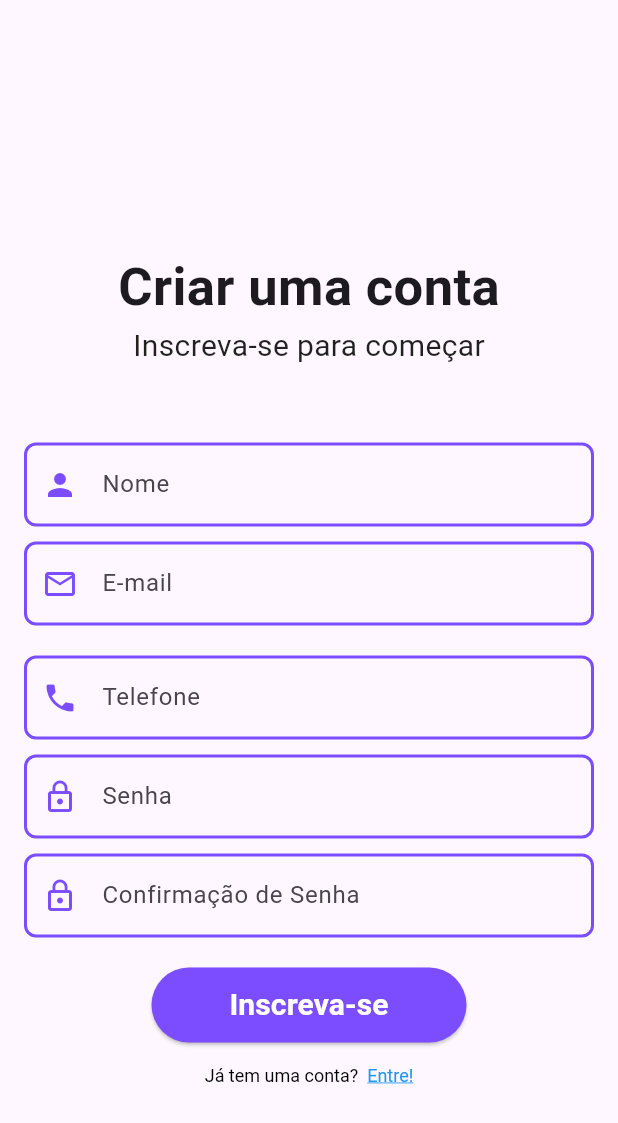
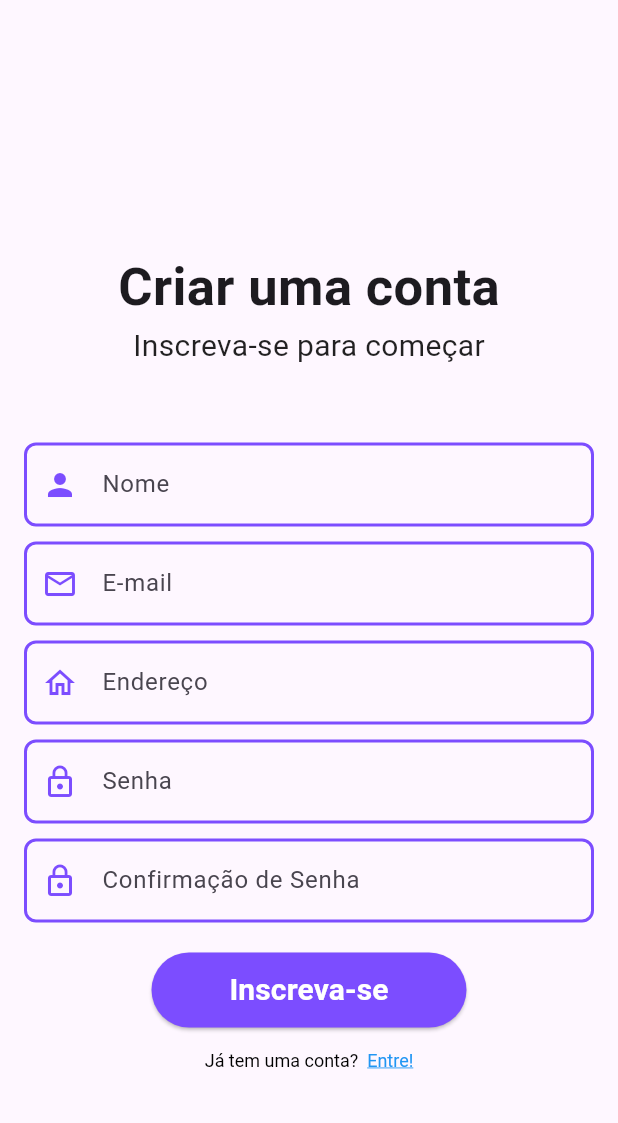
Before and after one commit to Nanygomes13/HOPE, a Flutter app: the cadastro screen opened directly, on a phone screen of 412 x 824 dp. Shown: the top 1123 px of the screen. Run offline on Flutter 3.47's test engine with Material 3 defaults, Android fonts, the phone set to English and light mode, and no system bars; our stand-ins replace shared_preferences, sqflite; accounts and stored records are empty.

Commit message:
Add cadastro

```diff
--- a/lib/cadastro.dart
+++ b/lib/cadastro.dart
@@ -87,7 +87,6 @@ class _cadastroState extends State<cadastro> {
                 ),
               ),
               SizedBox(height: 10),
-              SizedBox(height: 10),
               TextFormField(
                 controller: telefoneController,
                 autovalidateMode: AutovalidateMode.onUserInteraction,
@@ -100,8 +99,8 @@ class _cadastroState extends State<cadastro> {
                 },
                 cursorColor: const Color(0xFF7C4DFF),
                 decoration: buildInputDecoration(
-                  'Telefone',
-                  Icons.phone,
+                  'Endereço',
+                  Icons.home_outlined,
                 ),
               ),
               SizedBox(height: 10),
--- a/lib/login.dart
+++ b/lib/login.dart
@@ -98,7 +98,7 @@ class _Tela_entrarState extends State<Tela_entrar> {
                 ),
                 SizedBox(height: 20),
                 ElevatedButton(
-                  onPressed: onPressed,
+                  onPressed: () => onPressed(context),
                   style: ElevatedButton.styleFrom(
                     backgroundColor: const Color(0xFF7C4DFF),
                     shape: RoundedRectangleBorder(
@@ -187,7 +187,7 @@ class _Tela_entrarState extends State<Tela_entrar> {
     );
   }
 
-  Future<void> onPressed() async {
+  Future<void> onPressed(context) async {
     if (formKey.currentState!.validate()) {
       String email = emailController.text;
       String senha = senhaController.text;
--- a/lib/main.dart
+++ b/lib/main.dart
@@ -1,13 +1,11 @@
 import 'package:flutter/material.dart';
-import 'package:hopee/cadastro.dart';
-import 'package:hopee/login.dart';
 import 'package:hopee/splash_page.dart';
 
 
 void main() {
   runApp(
     const MaterialApp(
-      home: Tela_entrar(),
+      home: SplashPage(),
     ),
   );
 }
```
